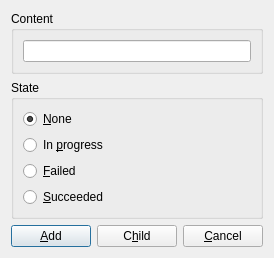
Old version of the form sources/windows/ItemDialog.ui in the repository ViviCoder/GM-Assistant.
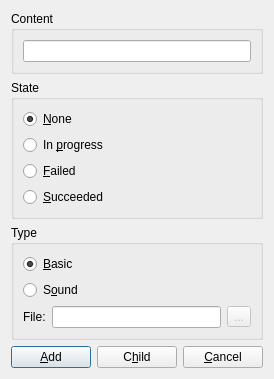
New version of the form. Icons and pictures are not drawn.

Commit message: Modification of the ItemDialog window to be able to create new SoundItems (not yet implemented)

Patch:
```diff
--- a/sources/windows/ItemDialog.ui
+++ b/sources/windows/ItemDialog.ui
@@ -10,7 +10,7 @@
     <x>0</x>
     <y>0</y>
     <width>289</width>
-    <height>295</height>
+    <height>436</height>
    </rect>
   </property>
   <property name="windowTitle">
@@ -91,6 +91,72 @@
      </layout>
     </widget>
    </item>
+   <item>
+    <widget class="QGroupBox" name="groupBox_3">
+     <property name="title">
+      <string>Type</string>
+     </property>
+     <layout class="QVBoxLayout" name="verticalLayout_2">
+      <item>
+       <widget class="QRadioButton" name="radioBasic">
+        <property name="text">
+         <string>&amp;Basic</string>
+        </property>
+        <property name="icon">
+         <iconset resource="../../ressource.qrc">
+          <normaloff>:/data/images/empty.png</normaloff>:/data/images/empty.png</iconset>
+        </property>
+        <property name="checked">
+         <bool>true</bool>
+        </property>
+       </widget>
+      </item>
+      <item>
+       <layout class="QVBoxLayout" name="verticalLayout_3">
+        <item>
+         <widget class="QRadioButton" name="radioSound">
+          <property name="text">
+           <string>S&amp;ound</string>
+          </property>
+          <property name="icon">
+           <iconset resource="../../ressource.qrc">
+            <normaloff>:/data/images/speaker.png</normaloff>:/data/images/speaker.png</iconset>
+          </property>
+         </widget>
+        </item>
+        <item>
+         <layout class="QHBoxLayout" name="horizontalLayout_2">
+          <item>
+           <widget class="QLabel" name="label">
+            <property name="text">
+             <string>File:</string>
+            </property>
+           </widget>
+          </item>
+          <item>
+           <widget class="QLineEdit" name="editFile">
+            <property name="readOnly">
+             <bool>true</bool>
+            </property>
+           </widget>
+          </item>
+          <item>
+           <widget class="QToolButton" name="toolBrowse">
+            <property name="enabled">
+             <bool>false</bool>
+            </property>
+            <property name="text">
+             <string>...</string>
+            </property>
+           </widget>
+          </item>
+         </layout>
+        </item>
+       </layout>
+      </item>
+     </layout>
+    </widget>
+   </item>
    <item>
     <layout class="QHBoxLayout" name="horizontalLayout">
      <item>
```
Left out of the diff: 16 changed lines with no effect on the pictures. The commit also changes 3 other files.
